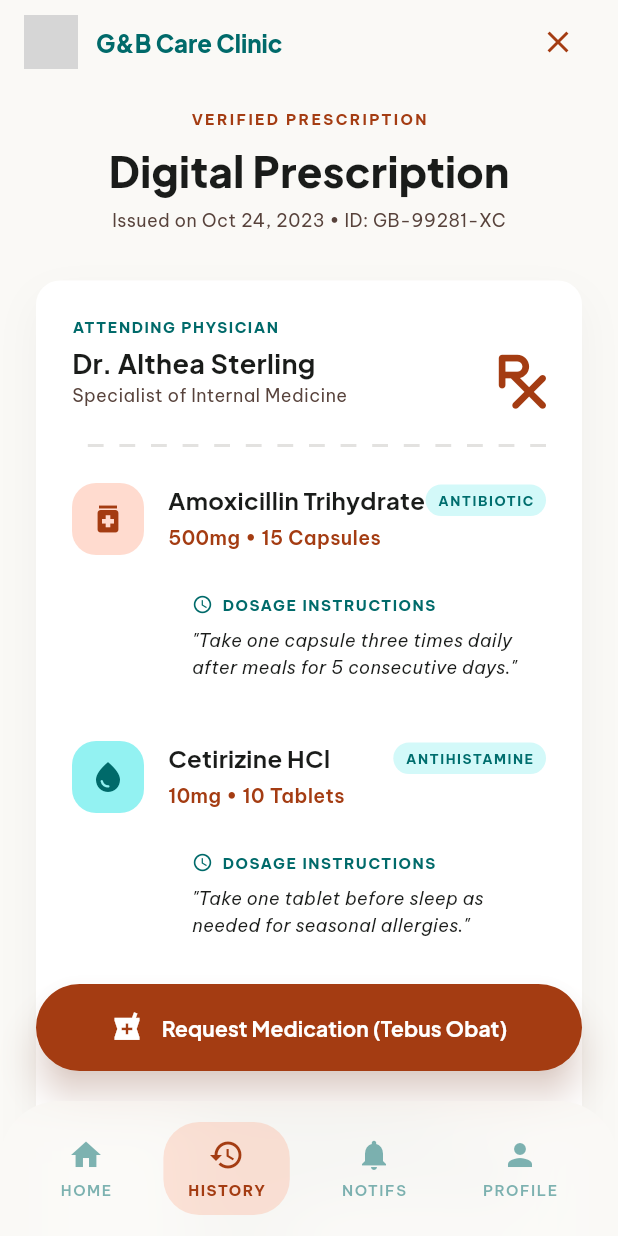
After one commit to BiBO-sheep/gandb_care_clinic, a Flutter app: the DigitalPrescriptionView screen opened by its route, on a phone screen of 412 x 824 dp. The commit adds this screen. Run offline on Flutter 3.47's test engine with Material 3 defaults, Android fonts, the phone set to English and light mode, and no system bars; our stand-ins replace font_awesome_flutter, get, google_fonts; network calls fail; grey boxes are pictures that could not be loaded.

Commit message:
Add digital prescription feature with controller, view, and routing; update navigation flow

```diff
--- a/lib/app/modules/digital_prescription/bindings/digital_prescription_binding.dart
+++ b/lib/app/modules/digital_prescription/bindings/digital_prescription_binding.dart
@@ -0,0 +1,11 @@
+import 'package:gandb_care_clinic/app/modules/digital_prescription/controllers/digital+prescription_controller.dart';
+import 'package:get/get.dart';
+
+class DigitalPrescriptionBinding extends Bindings {
+  @override
+  void dependencies() {
+    Get.lazyPut<DigitalPrescriptionController>(
+      () => DigitalPrescriptionController(),
+    );
+  }
+}
--- /dev/null
+++ b/lib/app/modules/digital_prescription/controllers/digital+prescription_controller.dart
@@ -0,0 +1,35 @@
+import 'package:flutter/material.dart';
+import 'package:get/get.dart';
+
+class DigitalPrescriptionController extends GetxController {
+  // Tab History yang aktif (Index 1)
+  var currentIndex = 1.obs;
+  var isRequesting = false.obs;
+
+  void requestMedication() async {
+    isRequesting.value = true;
+
+    // Simulasi proses request
+    await Future.delayed(const Duration(seconds: 2));
+
+    isRequesting.value = false;
+
+    Get.snackbar(
+      'Permintaan Terkirim!',
+      'Resep Anda sedang disiapkan oleh Farmasi. Kami akan mengabari jika sudah siap diambil/dikirim.',
+      snackPosition: SnackPosition.TOP,
+      backgroundColor: const Color(0xFF006A6A),
+      colorText: Colors.white,
+      duration: const Duration(seconds: 4),
+    );
+  }
+
+  void changePage(int index) {
+    currentIndex.value = index;
+    if (index == 0) {
+      Get.offAllNamed('/home');
+    } else if (index == 1) {
+      Get.offAllNamed('/exam-results'); // Bisa disesuaikan
+    }
+  }
+}
--- /dev/null
+++ b/lib/app/modules/digital_prescription/views/digital_prescription_view.dart
@@ -0,0 +1,550 @@
+import 'dart:ui';
+import 'package:flutter/material.dart';
+import 'package:font_awesome_flutter/font_awesome_flutter.dart';
+import 'package:gandb_care_clinic/app/modules/digital_prescription/controllers/digital+prescription_controller.dart';
+import 'package:get/get.dart';
+import 'package:google_fonts/google_fonts.dart';
+import '../../../../core/theme/app_colors.dart';
+
+class DigitalPrescriptionView extends GetView<DigitalPrescriptionController> {
+  const DigitalPrescriptionView({Key? key}) : super(key: key);
+
+  @override
+  Widget build(BuildContext context) {
+    return Scaffold(
+      backgroundColor: AppColors.background,
+      extendBody: true,
+      appBar: AppBar(
+        backgroundColor: AppColors.background,
+        elevation: 0,
+        automaticallyImplyLeading: false,
+        title: Row(
+          mainAxisAlignment: MainAxisAlignment.spaceBetween,
+          children: [
+            Row(
+              children: [
+                Container(
+                  width: 36,
+                  height: 36,
+                  decoration: const BoxDecoration(
+                    shape: BoxShape.circle,
+                    image: DecorationImage(
+                      image: NetworkImage(
+                        'https://images.unsplash.com/photo-1594824436998-d40d12e8471c?q=80&w=150&auto=format&fit=crop',
+                      ),
+                      fit: BoxFit.cover,
+                    ), // Placeholder Dokter Wanita
+                  ),
+                ),
+                const SizedBox(width: 12),
+                Text(
+                  'G&B Care Clinic',
+                  style: GoogleFonts.plusJakartaSans(
+                    fontSize: 16,
+                    fontWeight: FontWeight.w800,
+                    color: AppColors.secondary,
+                  ),
+                ),
+              ],
+            ),
+            IconButton(
+              icon: const Icon(Icons.close, color: AppColors.primary),
+              onPressed: () => Get.back(),
+            ),
+          ],
+        ),
+      ),
+      body: SafeArea(
+        bottom: false,
+        child: Stack(
+          children: [
+            SingleChildScrollView(
+              padding: const EdgeInsets.symmetric(
+                horizontal: 24.0,
+                vertical: 16.0,
+              ),
+              child: Column(
+                crossAxisAlignment: CrossAxisAlignment.center,
+                children: [
+                  // --- HERO HEADER ---
+                  Text(
+                    'VERIFIED PRESCRIPTION',
+                    style: GoogleFonts.beVietnamPro(
+                      fontSize: 10,
+                      fontWeight: FontWeight.bold,
+                      color: AppColors.primary,
+                      letterSpacing: 1.5,
+                    ),
+                  ),
+                  const SizedBox(height: 8),
+                  Text(
+                    'Digital Prescription',
+                    style: GoogleFonts.plusJakartaSans(
+                      fontSize: 28,
+                      fontWeight: FontWeight.w800,
+                      color: AppColors.onSurface,
+                    ),
+                  ),
+                  const SizedBox(height: 4),
+                  Text(
+                    'Issued on Oct 24, 2023 • ID: GB-99281-XC',
+                    style: GoogleFonts.beVietnamPro(
+                      fontSize: 12,
+                      color: AppColors.onSurfaceVariant,
+                    ),
+                  ),
+                  const SizedBox(height: 32),
+
+                  // --- PHARMACY SLIP (STRUK KERTAS) ---
+                  Container(
+                    width: double.infinity,
+                    padding: const EdgeInsets.all(24),
+                    decoration: BoxDecoration(
+                      color: Colors.white,
+                      borderRadius: BorderRadius.circular(16),
+                      boxShadow: [
+                        BoxShadow(
+                          color: Colors.black.withOpacity(0.04),
+                          blurRadius: 24,
+                          offset: const Offset(0, 12),
+                        ),
+                      ],
+                    ),
+                    child: Column(
+                      crossAxisAlignment: CrossAxisAlignment.start,
+                      children: [
+                        // Clinic & Doctor Info
+                        Row(
+                          mainAxisAlignment: MainAxisAlignment.spaceBetween,
+                          crossAxisAlignment: CrossAxisAlignment.end,
+                          children: [
+                            Column(
+                              crossAxisAlignment: CrossAxisAlignment.start,
+                              children: [
+                                Text(
+                                  'ATTENDING PHYSICIAN',
+                                  style: GoogleFonts.beVietnamPro(
+                                    fontSize: 10,
+                                    fontWeight: FontWeight.bold,
+                                    color: AppColors.secondary,
+                                    letterSpacing: 1,
+                                  ),
+                                ),
+                                const SizedBox(height: 4),
+                                Text(
+                                  'Dr. Althea Sterling',
+                                  style: GoogleFonts.plusJakartaSans(
+                                    fontSize: 18,
+                                    fontWeight: FontWeight.bold,
+                                    color: AppColors.onSurface,
+                                  ),
+                                ),
+                                Text(
+                                  'Specialist of Internal Medicine',
+                                  style: GoogleFonts.beVietnamPro(
+                                    fontSize: 12,
+                                    color: AppColors.onSurfaceVariant,
+                                  ),
+                                ),
+                              ],
+                            ),
+                            const FaIcon(
+                              FontAwesomeIcons.prescription,
+                              color: AppColors.primary,
+                              size: 36,
+                            ), // Jika tidak ada Icons.prescriptions, otomatis fallback ke ikon yang ada atau gunakan Icons.receipt
+                          ],
+                        ),
+                        const SizedBox(height: 24),
+                        _buildDashedLine(),
+                        const SizedBox(height: 24),
+
+                        // Medication List
+                        _buildMedicationItem(
+                          icon: Icons.medication,
+                          iconBg: const Color(0xFFFFDBCF),
+                          iconColor: AppColors.primary,
+                          name: 'Amoxicillin Trihydrate',
+                          badge: 'ANTIBIOTIC',
+                          dosage: '500mg • 15 Capsules',
+                          instruction:
+                              '"Take one capsule three times daily after meals for 5 consecutive days."',
+                        ),
+                        const SizedBox(height: 24),
+                        _buildMedicationItem(
+                          icon: Icons.water_drop,
+                          iconBg: const Color(0xFF93F2F2),
+                          iconColor: AppColors.secondary,
+                          name: 'Cetirizine HCl',
+                          badge: 'ANTIHISTAMINE',
+                          dosage: '10mg • 10 Tablets',
+                          instruction:
+                              '"Take one tablet before sleep as needed for seasonal allergies."',
+                        ),
+                        const SizedBox(height: 24),
+                        _buildMedicationItem(
+                          icon: Icons.medical_information,
+                          iconBg: const Color(0xFF7AF4FF),
+                          iconColor: const Color(0xFF006970),
+                          name: 'Paracetamol',
+                          badge: 'ANALGESIC',
+                          dosage: '500mg • 20 Tablets',
+                          instruction:
+                              '"Take one tablet every 4-6 hours if fever or pain persists. Do not exceed 4g per day."',
+                        ),
+
+                        const SizedBox(height: 24),
+                        _buildDashedLine(),
+                        const SizedBox(height: 24),
+
+                        // Footer Signature
+                        Row(
+                          mainAxisAlignment: MainAxisAlignment.spaceBetween,
+                          children: [
+                            Column(
+                              crossAxisAlignment: CrossAxisAlignment.start,
+                              children: [
+                                Text(
+                                  'PATIENT NAME',
+                                  style: GoogleFonts.beVietnamPro(
+                                    fontSize: 10,
+                                    fontWeight: FontWeight.bold,
+                                    color: AppColors.onSurfaceVariant,
+                                    letterSpacing: 1.5,
+                                  ),
+                                ),
+                                const SizedBox(height: 4),
+                                Text(
+                                  'Jonathan Doe',
+                                  style: GoogleFonts.plusJakartaSans(
+                                    fontSize: 16,
+                                    fontWeight: FontWeight.bold,
+                                    color: AppColors.onSurface,
+                                  ),
+                                ),
+                              ],
+                            ),
+                            Column(
+                              crossAxisAlignment: CrossAxisAlignment.end,
+                              children: [
+                                Text(
+                                  'DIGITAL SIGNATURE',
+                                  style: GoogleFonts.beVietnamPro(
+                                    fontSize: 10,
+                                    fontWeight: FontWeight.bold,
+                                    color: AppColors.onSurfaceVariant,
+                                    letterSpacing: 1.5,
+                                  ),
+                                ),
+                                const SizedBox(height: 4),
+                                Icon(
+                                  Icons.qr_code_2,
+                                  size: 40,
+                                  color: AppColors.onSurfaceVariant.withOpacity(
+                                    0.4,
+                                  ),
+                                ),
+                              ],
+                            ),
+                          ],
+                        ),
+                      ],
+                    ),
+                  ),
+                  const SizedBox(height: 16),
+
+                  // --- INFO BOX ---
+                  Container(
+                    padding: const EdgeInsets.all(16),
+                    decoration: BoxDecoration(
+                      color: AppColors.secondaryContainer.withOpacity(0.2),
+                      borderRadius: BorderRadius.circular(12),
+                    ),
+                    child: Row(
+                      crossAxisAlignment: CrossAxisAlignment.start,
+                      children: [
+                        const Icon(
+                          Icons.info,
+                          color: AppColors.secondary,
+                          size: 20,
+                        ),
+                        const SizedBox(width: 12),
+                        Expanded(
+                          child: Text(
+                            'This digital prescription is valid for 7 days. You can redeem it at any G&B Care Clinic Pharmacy or through our home delivery service.',
+                            style: GoogleFonts.beVietnamPro(
+                              fontSize: 11,
+                              color: const Color(0xFF004F4F),
+                              height: 1.5,
+                            ),
+                          ),
+                        ),
+                      ],
+                    ),
+                  ),
+                  const SizedBox(
+                    height: 180,
+                  ), // Extra spacing for FAB & Bottom Nav
+                ],
+              ),
+            ),
+
+            // --- FLOATING ACTION BUTTON (TEBUS OBAT) ---
+            Positioned(
+              bottom: 110,
+              left: 24,
+              right: 24,
+              child: Obx(
+                () => ElevatedButton(
+                  onPressed: controller.isRequesting.value
+                      ? null
+                      : controller.requestMedication,
+                  style: ElevatedButton.styleFrom(
+                    backgroundColor: AppColors.primary,
+                    foregroundColor: Colors.white,
+                    padding: const EdgeInsets.symmetric(vertical: 18),
+                    shape: RoundedRectangleBorder(
+                      borderRadius: BorderRadius.circular(30),
+                    ),
+                    elevation: 10,
+                    shadowColor: AppColors.primary.withOpacity(0.4),
+                  ),
+                  child: controller.isRequesting.value
+                      ? const SizedBox(
+                          width: 24,
+                          height: 24,
+                          child: CircularProgressIndicator(
+                            color: Colors.white,
+                            strokeWidth: 3,
+                          ),
+                        )
+                      : Row(
+                          mainAxisAlignment: MainAxisAlignment.center,
+                          children: [
+                            const Icon(Icons.local_pharmacy, size: 22),
+                            const SizedBox(width: 12),
+                            Text(
+                              'Request Medication (Tebus Obat)',
+                              style: GoogleFonts.plusJakartaSans(
+                                fontSize: 14,
+                                fontWeight: FontWeight.bold,
+                              ),
+                            ),
+                          ],
+                        ),
+                ),
+              ),
+            ),
+          ],
+        ),
+      ),
+      bottomNavigationBar: _buildBottomNav(),
+    );
+  }
+
+  // Helper: Komponen Item Obat
+  Widget _buildMedicationItem({
+    required IconData icon,
+    required Color iconBg,
+    required Color iconColor,
+    required String name,
+    required String badge,
+    required String dosage,
+    required String instruction,
+  }) {
+    return Row(
+      crossAxisAlignment: CrossAxisAlignment.start,
+      children: [
+        Container(
+          width: 48,
+          height: 48,
+          decoration: BoxDecoration(
+            color: iconBg,
+            borderRadius: BorderRadius.circular(16),
+          ),
+          child: Icon(icon, color: iconColor),
+        ),
+        const SizedBox(width: 16),
+        Expanded(
+          child: Column(
+            crossAxisAlignment: CrossAxisAlignment.start,
+            children: [
+              Row(
+                mainAxisAlignment: MainAxisAlignment.spaceBetween,
+                children: [
+                  Expanded(
+                    child: Text(
+                      name,
+                      style: GoogleFonts.plusJakartaSans(
+                        fontSize: 16,
+                        fontWeight: FontWeight.bold,
+                        color: AppColors.onSurface,
+                      ),
+                    ),
+                  ),
+                  Container(
+                    padding: const EdgeInsets.symmetric(
+                      horizontal: 8,
+                      vertical: 4,
+                    ),
+                    decoration: BoxDecoration(
+                      color: AppColors.secondaryContainer.withOpacity(0.4),
+                      borderRadius: BorderRadius.circular(12),
+                    ),
+                    child: Text(
+                      badge,
+                      style: GoogleFonts.beVietnamPro(
+                        fontSize: 9,
+                        fontWeight: FontWeight.bold,
+                        color: const Color(0xFF006E6E),
+                        letterSpacing: 1,
+                      ),
+                    ),
+                  ),
+                ],
+              ),
+              const SizedBox(height: 4),
+              Text(
+                dosage,
+                style: GoogleFonts.beVietnamPro(
+                  fontSize: 13,
+                  fontWeight: FontWeight.w600,
+                  color: AppColors.primary,
+                ),
+              ),
+              const SizedBox(height: 12),
+              Container(
+                padding: const EdgeInsets.all(16),
+                decoration: BoxDecoration(
+                  color: AppColors.surfaceContainerLow,
+                  borderRadius: BorderRadius.circular(12),
+                ),
+                child: Column(
+                  crossAxisAlignment: CrossAxisAlignment.start,
+                  children: [
+                    Row(
+                      children: [
+                        const Icon(
+                          Icons.schedule,
+                          color: AppColors.secondary,
+                          size: 14,
+                        ),
+                        const SizedBox(width: 6),
+                        Text(
+                          'DOSAGE INSTRUCTIONS',
+                          style: GoogleFonts.beVietnamPro(
+                            fontSize: 10,
+                            fontWeight: FontWeight.bold,
+                            color: AppColors.secondary,
+                            letterSpacing: 1,
+                          ),
+                        ),
+                      ],
+                    ),
+                    const SizedBox(height: 8),
+                    Text(
+                      instruction,
+                      style: GoogleFonts.beVietnamPro(
+                        fontSize: 12,
+                        fontStyle: FontStyle.italic,
+                        color: AppColors.onSurface,
+                        height: 1.5,
+                      ),
+                    ),
+                  ],
+                ),
+              ),
+            ],
+          ),
+        ),
+      ],
+    );
+  }
+
+  // Helper: Garis Putus-putus
+  Widget _buildDashedLine() {
+    return Row(
+      children: List.generate(
+        30,
+        (index) => Expanded(
+          child: Container(
+            color: index % 2 == 0
+                ? Colors.transparent
+                : AppColors.surfaceVariant,
+            height: 2,
+          ),
+        ),
+      ),
+    );
+  }
+
+  // Helper: Bottom Nav
+  Widget _buildBottomNav() {
+    return ClipRRect(
+      borderRadius: const BorderRadius.only(
+        topLeft: Radius.circular(40),
+        topRight: Radius.circular(40),
+      ),
+      child: BackdropFilter(
+        filter: ImageFilter.blur(sigmaX: 20, sigmaY: 20),
+        child: Container(
+          height: 90,
+          color: const Color(0xFFFAF9F6).withOpacity(0.8),
+          padding: const EdgeInsets.symmetric(horizontal: 24),
+          child: Obx(
+            () => Row(
+              mainAxisAlignment: MainAxisAlignment.spaceBetween,
+              children: [
+                _buildNavItem(0, 'Home', Icons.home),
+                _buildNavItem(1, 'History', Icons.history),
+                _buildNavItem(2, 'Notifs', Icons.notifications),
+                _buildNavItem(3, 'Profile', Icons.person),
+              ],
+            ),
+          ),
+        ),
+      ),
+    );
+  }
+
+  Widget _buildNavItem(int index, String label, IconData icon) {
+    bool isSelected = controller.currentIndex.value == index;
+    return GestureDetector(
+      onTap: () => controller.changePage(index),
+      child: AnimatedContainer(
+        duration: const Duration(milliseconds: 300),
+        padding: const EdgeInsets.symmetric(horizontal: 16, vertical: 10),
+        decoration: BoxDecoration(
+          color: isSelected
+              ? const Color(0xFFFF7F50).withOpacity(0.2)
+              : Colors.transparent,
+          borderRadius: BorderRadius.circular(24),
+        ),
+        child: Column(
+          mainAxisSize: MainAxisSize.min,
+          children: [
+            Icon(
+              icon,
+              color: isSelected
+                  ? AppColors.primary
+                  : AppColors.secondary.withOpacity(0.5),
+              size: 24,
+            ),
+            const SizedBox(height: 4),
+            Text(
+              label.toUpperCase(),
+              style: GoogleFonts.beVietnamPro(
+                fontSize: 10,
+                fontWeight: isSelected ? FontWeight.bold : FontWeight.w600,
+                color: isSelected
+                    ? AppColors.primary
+                    : AppColors.secondary.withOpacity(0.5),
+                letterSpacing: 1,
+              ),
+            ),
+          ],
+        ),
+      ),
+    );
+  }
+}
--- a/lib/app/modules/home/controllers/home_controller.dart
+++ b/lib/app/modules/home/controllers/home_controller.dart
@@ -40,8 +40,10 @@ class HomeController extends GetxController {
     if (action == 'Book Appointment') {
       Get.toNamed('/select-clinic');
     } else if (action == 'My History') {
-      // TAMBAHKAN INI: Buka halaman Exam Results saat klik My History
       Get.toNamed('/exam-results');
+    } else if (action == 'Active Prescription') {
+      // TAMBAHKAN INI: Buka halaman Resep Digital saat diklik
+      Get.toNamed('/digital-prescription');
     } else {
       Get.snackbar(
         'Fitur $action',
--- a/lib/app/modules/home/views/home_view.dart
+++ b/lib/app/modules/home/views/home_view.dart
@@ -276,7 +276,7 @@ class HomeView extends GetView<HomeController> {
           crossAxisCount: 2,
           mainAxisSpacing: 16,
           crossAxisSpacing: 16,
-          childAspectRatio: 1.4,
+          childAspectRatio: 1.2,
           children: [
             _buildActionItem(
               'Book\nAppointment',
--- a/lib/app/routes/app_pages.dart
+++ b/lib/app/routes/app_pages.dart
@@ -1,5 +1,7 @@
 import 'package:gandb_care_clinic/app/modules/confirm_appointment/bindings/confirm_appointment_binding.dart';
 import 'package:gandb_care_clinic/app/modules/confirm_appointment/views/confirm_appointment_view.dart';
+import 'package:gandb_care_clinic/app/modules/digital_prescription/bindings/digital_prescription_binding.dart';
+import 'package:gandb_care_clinic/app/modules/digital_prescription/views/digital_prescription_view.dart';
 import 'package:gandb_care_clinic/app/modules/digital_ticket/bindings/digital_binding.dart';
 import 'package:gandb_care_clinic/app/modules/digital_ticket/views/digital_ticket_view.dart';
 import 'package:gandb_care_clinic/app/modules/exam_results/bindings/exam_results_binding.dart';
@@ -88,5 +90,11 @@ class AppPages {
       binding: ExamResultsBinding(),
       transition: Transition.rightToLeft,
     ),
+    GetPage(
+      name: Routes.DIGITAL_PRESCRIPTION,
+      page: () => const DigitalPrescriptionView(),
+      binding: DigitalPrescriptionBinding(),
+      transition: Transition.rightToLeft,
+    ),
   ];
 }
--- a/lib/app/routes/app_routes.dart
+++ b/lib/app/routes/app_routes.dart
@@ -10,5 +10,6 @@ abstract class Routes {
   static const CONFIRM_APPOINTMENT = '/confirm-appointment';
   static const DIGITAL_TICKET = '/digital-ticket';
   static const EXAM_RESULTS = '/exam-results';
+  static const DIGITAL_PRESCRIPTION = '/digital-prescription';
   static const QUEUE_MONITOR = '/queue-monitor';
 }
```
